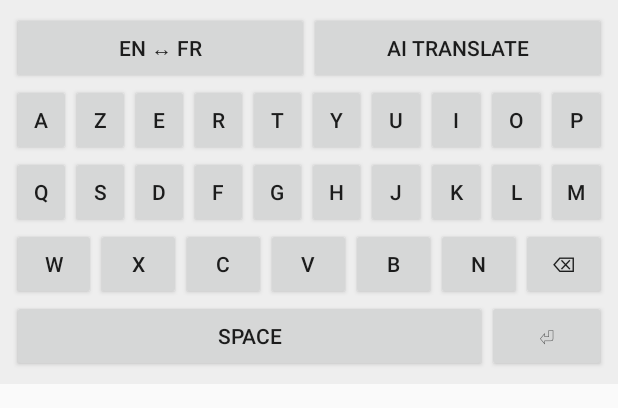
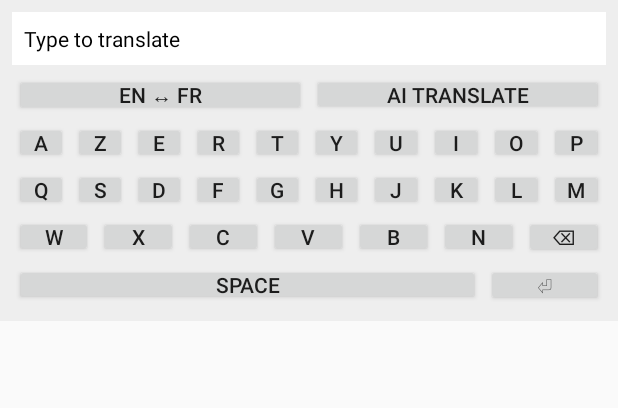
Before and after one commit to Wa101001/AIKeyboard, an Android app built with Jetpack Compose: the layout keyboard_view.xml on its own in the app's theme, with its tools: preview values and no code run, on a phone screen of 412 x 824 dp. Shown: the top 408 px of the screen. Run offline under Robolectric (Android 15) with nearby library versions, the phone set to English and light mode, and no system bars.

```diff
--- a/app/src/main/res/layout/keyboard_view.xml
+++ b/app/src/main/res/layout/keyboard_view.xml
@@ -1,13 +1,30 @@
 <?xml version="1.0" encoding="utf-8"?>
+<ScrollView xmlns:android="http://schemas.android.com/apk/res/android"
+    android:layout_width="match_parent"
+    android:layout_height="wrap_content"
+    android:background="#eeeeee"
+    android:fillViewport="true">
+
     <LinearLayout
-    xmlns:android="http://schemas.android.com/apk/res/android"
         android:orientation="vertical"
         android:layout_width="match_parent"
         android:layout_height="wrap_content"
-    android:background="#eeeeee"
         android:padding="8dp">
 
-    <!-- Top bar -->
+        <!-- Virtual input bar -->
+        <TextView
+            android:id="@+id/gpt_input"
+            android:layout_width="match_parent"
+            android:layout_height="wrap_content"
+            android:background="#ffffff"
+            android:textColor="#000000"
+            android:padding="8dp"
+            android:text="Type to translate"
+            android:maxLines="1"
+            android:ellipsize="end"
+            android:layout_marginBottom="4dp" />
+
+        <!-- Top buttons -->
         <LinearLayout
             android:layout_width="match_parent"
             android:layout_height="wrap_content"
@@ -18,6 +35,9 @@
                 android:layout_width="0dp"
                 android:layout_weight="1"
                 android:layout_height="wrap_content"
+                android:minHeight="0dp"
+                android:layout_margin="2dp"
+                android:padding="4dp"
                 android:text="EN ↔ FR" />
 
             <Button
@@ -25,59 +45,136 @@
                 android:layout_width="0dp"
                 android:layout_weight="1"
                 android:layout_height="wrap_content"
+                android:minHeight="0dp"
+                android:layout_margin="2dp"
+                android:padding="4dp"
                 android:text="AI Translate" />
         </LinearLayout>
 
-    <!-- Row 1: A Z E R T Y U I O P -->
+        <!-- Row 1 -->
         <LinearLayout android:layout_width="match_parent"
             android:layout_height="wrap_content"
             android:orientation="horizontal">
-        <Button android:id="@+id/key_a" android:layout_weight="1" android:layout_width="0dp" android:text="A" android:layout_height="wrap_content" />
-        <Button android:id="@+id/key_z" android:layout_weight="1" android:layout_width="0dp" android:text="Z" android:layout_height="wrap_content" />
-        <Button android:id="@+id/key_e" android:layout_weight="1" android:layout_width="0dp" android:text="E" android:layout_height="wrap_content" />
-        <Button android:id="@+id/key_r" android:layout_weight="1" android:layout_width="0dp" android:text="R" android:layout_height="wrap_content" />
-        <Button android:id="@+id/key_t" android:layout_weight="1" android:layout_width="0dp" android:text="T" android:layout_height="wrap_content" />
-        <Button android:id="@+id/key_y" android:layout_weight="1" android:layout_width="0dp" android:text="Y" android:layout_height="wrap_content" />
-        <Button android:id="@+id/key_u" android:layout_weight="1" android:layout_width="0dp" android:text="U" android:layout_height="wrap_content" />
-        <Button android:id="@+id/key_i" android:layout_weight="1" android:layout_width="0dp" android:text="I" android:layout_height="wrap_content" />
-        <Button android:id="@+id/key_o" android:layout_weight="1" android:layout_width="0dp" android:text="O" android:layout_height="wrap_content" />
-        <Button android:id="@+id/key_p" android:layout_weight="1" android:layout_width="0dp" android:text="P" android:layout_height="wrap_content" />
+            <Button android:id="@+id/key_a" android:text="A"
+                android:layout_width="0dp" android:layout_weight="1" android:layout_height="wrap_content"
+                android:minHeight="0dp" android:layout_margin="2dp" android:padding="4dp" />
+            <Button android:id="@+id/key_z" android:text="Z"
+                android:layout_width="0dp" android:layout_weight="1" android:layout_height="wrap_content"
+                android:minHeight="0dp" android:layout_margin="2dp" android:padding="4dp" />
+            <Button android:id="@+id/key_e" android:text="E"
+                android:layout_width="0dp" android:layout_weight="1" android:layout_height="wrap_content"
+                android:minHeight="0dp" android:layout_margin="2dp" android:padding="4dp" />
+            <Button android:id="@+id/key_r" android:text="R"
+                android:layout_width="0dp" android:layout_weight="1" android:layout_height="wrap_content"
+                android:minHeight="0dp" android:layout_margin="2dp" android:padding="4dp" />
+            <Button android:id="@+id/key_t" android:text="T"
+                android:layout_width="0dp" android:layout_weight="1" android:layout_height="wrap_content"
+                android:minHeight="0dp" android:layout_margin="2dp" android:padding="4dp" />
+            <Button android:id="@+id/key_y" android:text="Y"
+                android:layout_width="0dp" android:layout_weight="1" android:layout_height="wrap_content"
+                android:minHeight="0dp" android:layout_margin="2dp" android:padding="4dp" />
+            <Button android:id="@+id/key_u" android:text="U"
+                android:layout_width="0dp" android:layout_weight="1" android:layout_height="wrap_content"
+                android:minHeight="0dp" android:layout_margin="2dp" android:padding="4dp" />
+            <Button android:id="@+id/key_i" android:text="I"
+                android:layout_width="0dp" android:layout_weight="1" android:layout_height="wrap_content"
+                android:minHeight="0dp" android:layout_margin="2dp" android:padding="4dp" />
+            <Button android:id="@+id/key_o" android:text="O"
+                android:layout_width="0dp" android:layout_weight="1" android:layout_height="wrap_content"
+                android:minHeight="0dp" android:layout_margin="2dp" android:padding="4dp" />
+            <Button android:id="@+id/key_p" android:text="P"
+                android:layout_width="0dp" android:layout_weight="1" android:layout_height="wrap_content"
+                android:minHeight="0dp" android:layout_margin="2dp" android:padding="4dp" />
         </LinearLayout>
 
-    <!-- Row 2: Q S D F G H J K L M -->
+        <!-- Row 2 -->
         <LinearLayout android:layout_width="match_parent"
             android:layout_height="wrap_content"
             android:orientation="horizontal">
-        <Button android:id="@+id/key_q" android:layout_weight="1" android:layout_width="0dp" android:text="Q" android:layout_height="wrap_content" />
-        <Button android:id="@+id/key_s" android:layout_weight="1" android:layout_width="0dp" android:text="S" android:layout_height="wrap_content" />
-        <Button android:id="@+id/key_d" android:layout_weight="1" android:layout_width="0dp" android:text="D" android:layout_height="wrap_content" />
-        <Button android:id="@+id/key_f" android:layout_weight="1" android:layout_width="0dp" android:text="F" android:layout_height="wrap_content" />
-        <Button android:id="@+id/key_g" android:layout_weight="1" android:layout_width="0dp" android:text="G" android:layout_height="wrap_content" />
-        <Button android:id="@+id/key_h" android:layout_weight="1" android:layout_width="0dp" android:text="H" android:layout_height="wrap_content" />
-        <Button android:id="@+id/key_j" android:layout_weight="1" android:layout_width="0dp" android:text="J" android:layout_height="wrap_content" />
-        <Button android:id="@+id/key_k" android:layout_weight="1" android:layout_width="0dp" android:text="K" android:layout_height="wrap_content" />
-        <Button android:id="@+id/key_l" android:layout_weight="1" android:layout_width="0dp" android:text="L" android:layout_height="wrap_content" />
-        <Button android:id="@+id/key_m" android:layout_weight="1" android:layout_width="0dp" android:text="M" android:layout_height="wrap_content" />
+            <Button android:id="@+id/key_q" android:text="Q"
+                android:layout_width="0dp" android:layout_weight="1" android:layout_height="wrap_content"
+                android:minHeight="0dp" android:layout_margin="2dp" android:padding="4dp" />
+            <Button android:id="@+id/key_s" android:text="S"
+                android:layout_width="0dp" android:layout_weight="1" android:layout_height="wrap_content"
+                android:minHeight="0dp" android:layout_margin="2dp" android:padding="4dp" />
+            <Button android:id="@+id/key_d" android:text="D"
+                android:layout_width="0dp" android:layout_weight="1" android:layout_height="wrap_content"
+                android:minHeight="0dp" android:layout_margin="2dp" android:padding="4dp" />
+            <Button android:id="@+id/key_f" android:text="F"
+                android:layout_width="0dp" android:layout_weight="1" android:layout_height="wrap_content"
+                android:minHeight="0dp" android:layout_margin="2dp" android:padding="4dp" />
+            <Button android:id="@+id/key_g" android:text="G"
+                android:layout_width="0dp" android:layout_weight="1" android:layout_height="wrap_content"
+                android:minHeight="0dp" android:layout_margin="2dp" android:padding="4dp" />
+            <Button android:id="@+id/key_h" android:text="H"
+                android:layout_width="0dp" android:layout_weight="1" android:layout_height="wrap_content"
+                android:minHeight="0dp" android:layout_margin="2dp" android:padding="4dp" />
+            <Button android:id="@+id/key_j" android:text="J"
+                android:layout_width="0dp" android:layout_weight="1" android:layout_height="wrap_content"
+                android:minHeight="0dp" android:layout_margin="2dp" android:padding="4dp" />
+            <Button android:id="@+id/key_k" android:text="K"
+                android:layout_width="0dp" android:layout_weight="1" android:layout_height="wrap_content"
+                android:minHeight="0dp" android:layout_margin="2dp" android:padding="4dp" />
+            <Button android:id="@+id/key_l" android:text="L"
+                android:layout_width="0dp" android:layout_weight="1" android:layout_height="wrap_content"
+                android:minHeight="0dp" android:layout_margin="2dp" android:padding="4dp" />
+            <Button android:id="@+id/key_m" android:text="M"
+                android:layout_width="0dp" android:layout_weight="1" android:layout_height="wrap_content"
+                android:minHeight="0dp" android:layout_margin="2dp" android:padding="4dp" />
         </LinearLayout>
 
-    <!-- Row 3: W X C V B N Delete -->
+        <!-- Row 3 -->
         <LinearLayout android:layout_width="match_parent"
             android:layout_height="wrap_content"
             android:orientation="horizontal">
-        <Button android:id="@+id/key_w" android:layout_weight="1" android:layout_width="0dp" android:text="W" android:layout_height="wrap_content" />
-        <Button android:id="@+id/key_x" android:layout_weight="1" android:layout_width="0dp" android:text="X" android:layout_height="wrap_content" />
-        <Button android:id="@+id/key_c" android:layout_weight="1" android:layout_width="0dp" android:text="C" android:layout_height="wrap_content" />
-        <Button android:id="@+id/key_v" android:layout_weight="1" android:layout_width="0dp" android:text="V" android:layout_height="wrap_content" />
-        <Button android:id="@+id/key_b" android:layout_weight="1" android:layout_width="0dp" android:text="B" android:layout_height="wrap_content" />
-        <Button android:id="@+id/key_n" android:layout_weight="1" android:layout_width="0dp" android:text="N" android:layout_height="wrap_content" />
-        <Button android:id="@+id/key_delete" android:layout_weight="1" android:layout_width="0dp" android:text="⌫" android:layout_height="wrap_content" />
+            <Button android:id="@+id/key_w" android:text="W"
+                android:layout_width="0dp" android:layout_weight="1" android:layout_height="wrap_content"
+                android:minHeight="0dp" android:layout_margin="2dp" android:padding="4dp" />
+            <Button android:id="@+id/key_x" android:text="X"
+                android:layout_width="0dp" android:layout_weight="1" android:layout_height="wrap_content"
+                android:minHeight="0dp" android:layout_margin="2dp" android:padding="4dp" />
+            <Button android:id="@+id/key_c" android:text="C"
+                android:layout_width="0dp" android:layout_weight="1" android:layout_height="wrap_content"
+                android:minHeight="0dp" android:layout_margin="2dp" android:padding="4dp" />
+            <Button android:id="@+id/key_v" android:text="V"
+                android:layout_width="0dp" android:layout_weight="1" android:layout_height="wrap_content"
+                android:minHeight="0dp" android:layout_margin="2dp" android:padding="4dp" />
+            <Button android:id="@+id/key_b" android:text="B"
+                android:layout_width="0dp" android:layout_weight="1" android:layout_height="wrap_content"
+                android:minHeight="0dp" android:layout_margin="2dp" android:padding="4dp" />
+            <Button android:id="@+id/key_n" android:text="N"
+                android:layout_width="0dp" android:layout_weight="1" android:layout_height="wrap_content"
+                android:minHeight="0dp" android:layout_margin="2dp" android:padding="4dp" />
+            <Button android:id="@+id/key_delete" android:text="⌫"
+                android:layout_width="0dp" android:layout_weight="1" android:layout_height="wrap_content"
+                android:minHeight="0dp" android:layout_margin="2dp" android:padding="4dp" />
         </LinearLayout>
 
-    <!-- Row 4: Space, Enter -->
+        <!-- Row 4 -->
         <LinearLayout android:layout_width="match_parent"
             android:layout_height="wrap_content"
             android:orientation="horizontal">
-        <Button android:id="@+id/key_space" android:layout_weight="4" android:layout_width="0dp" android:text="Space" android:layout_height="wrap_content" />
-        <Button android:id="@+id/key_enter" android:layout_weight="1" android:layout_width="0dp" android:text="⏎" android:layout_height="wrap_content" />
+
+            <Button
+                android:id="@+id/key_space"
+                android:layout_width="0dp"
+                android:layout_weight="4"
+                android:layout_height="wrap_content"
+                android:minHeight="0dp"
+                android:layout_margin="2dp"
+                android:padding="4dp"
+                android:text="Space" />
+
+            <Button
+                android:id="@+id/key_enter"
+                android:layout_width="0dp"
+                android:layout_weight="1"
+                android:layout_height="wrap_content"
+                android:minHeight="0dp"
+                android:layout_margin="2dp"
+                android:padding="4dp"
+                android:text="⏎" />
         </LinearLayout>
+
     </LinearLayout>
+</ScrollView>
--- a/app/src/main/res/xml/method.xml
+++ b/app/src/main/res/xml/method.xml
@@ -1,4 +1,5 @@
+<?xml version="1.0" encoding="utf-8"?>
 <input-method xmlns:android="http://schemas.android.com/apk/res/android"
-    android:settingsActivity="com.example.aikeyboard.SettingsActivity"
     android:isDefault="true"
-    android:label="@string/app_name" />
+    android:label="@string/app_name"
+    android:icon="@mipmap/ic_launcher" />
```
Also changed, not shown: app/build.gradle.kts (+30 -1 lines), app/src/main/AndroidManifest.xml (+9 -9 lines), app/src/main/java/com/example/aikeyboard/AIKeyboardService.kt (+145 -26 lines). Lines whose indentation alone changed are shown as unchanged.
